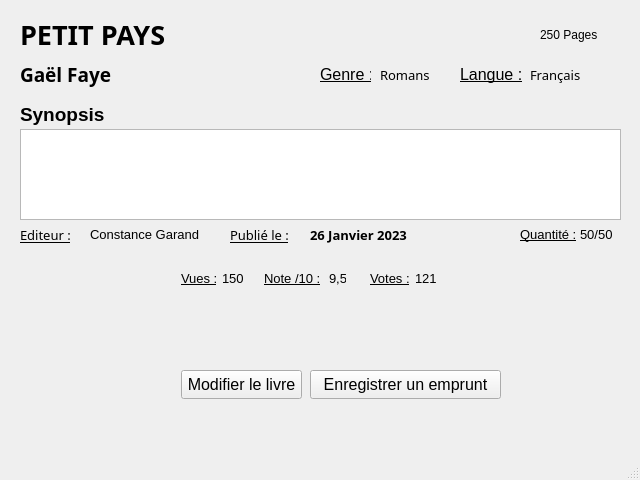
The window that ui/livredetail.ui (Hajaniaina07/BiblioTECH) describes before a commit, drawn with Qt 5.
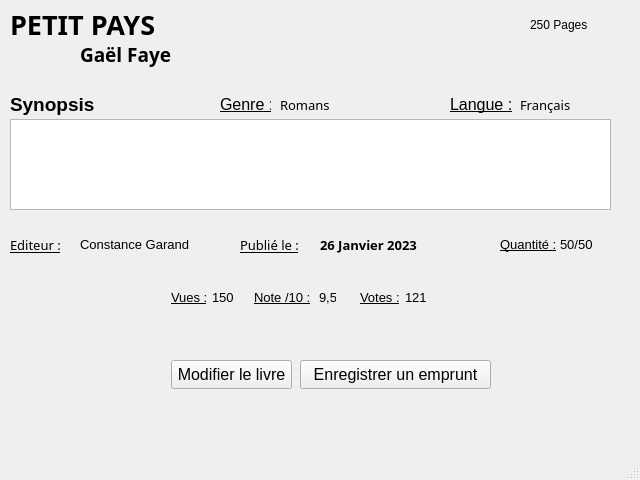
The same window after the commit. The open tabs and pages were chosen to show the change. Icons and pictures are not drawn.

Diff of the .ui file:
```diff
--- a/ui/livredetail.ui
+++ b/ui/livredetail.ui
@@ -17,10 +17,10 @@
    <widget class="QStackedWidget" name="stackedWidget">
     <property name="geometry">
      <rect>
-      <x>10</x>
-      <y>9</y>
-      <width>621</width>
-      <height>421</height>
+      <x>0</x>
+      <y>-1</y>
+      <width>641</width>
+      <height>441</height>
      </rect>
     </property>
     <widget class="QWidget" name="nouveauPage">
@@ -341,8 +341,8 @@
      <widget class="QLabel" name="label_14">
       <property name="geometry">
        <rect>
-        <x>310</x>
-        <y>50</y>
+        <x>220</x>
+        <y>90</y>
         <width>51</width>
         <height>31</height>
        </rect>
@@ -363,7 +363,7 @@
       <property name="geometry">
        <rect>
         <x>450</x>
-        <y>50</y>
+        <y>90</y>
         <width>71</width>
         <height>31</height>
        </rect>
@@ -422,9 +422,9 @@
      <widget class="QLabel" name="auteurLabel">
       <property name="geometry">
        <rect>
-        <x>10</x>
-        <y>50</y>
-        <width>291</width>
+        <x>80</x>
+        <y>40</y>
+        <width>501</width>
         <height>31</height>
        </rect>
       </property>
@@ -464,9 +464,9 @@
      <widget class="QLabel" name="genreLabel">
       <property name="geometry">
        <rect>
-        <x>370</x>
-        <y>50</y>
-        <width>71</width>
+        <x>280</x>
+        <y>90</y>
+        <width>161</width>
         <height>31</height>
        </rect>
       </property>
@@ -486,8 +486,8 @@
       <property name="geometry">
        <rect>
         <x>520</x>
-        <y>50</y>
-        <width>71</width>
+        <y>90</y>
+        <width>91</width>
         <height>31</height>
        </rect>
       </property>
@@ -540,8 +540,8 @@
      <widget class="QLabel" name="publicationLabel">
       <property name="geometry">
        <rect>
-        <x>300</x>
-        <y>210</y>
+        <x>320</x>
+        <y>230</y>
         <width>131</width>
         <height>31</height>
        </rect>
@@ -561,8 +561,8 @@
      <widget class="QLabel" name="label_19">
       <property name="geometry">
        <rect>
-        <x>220</x>
-        <y>210</y>
+        <x>240</x>
+        <y>230</y>
         <width>81</width>
         <height>31</height>
        </rect>
@@ -583,7 +583,7 @@
       <property name="geometry">
        <rect>
         <x>80</x>
-        <y>210</y>
+        <y>230</y>
         <width>171</width>
         <height>31</height>
        </rect>
@@ -604,7 +604,7 @@
       <property name="geometry">
        <rect>
         <x>10</x>
-        <y>210</y>
+        <y>230</y>
         <width>71</width>
         <height>31</height>
        </rect>
@@ -624,8 +624,8 @@
      <widget class="QLabel" name="label_20">
       <property name="geometry">
        <rect>
-        <x>510</x>
-        <y>210</y>
+        <x>500</x>
+        <y>230</y>
         <width>61</width>
         <height>31</height>
        </rect>
@@ -645,8 +645,8 @@
      <widget class="QLabel" name="quantiteLabel">
       <property name="geometry">
        <rect>
-        <x>570</x>
-        <y>210</y>
+        <x>560</x>
+        <y>230</y>
         <width>51</width>
         <height>31</height>
        </rect>
@@ -667,7 +667,7 @@
       <property name="geometry">
        <rect>
         <x>171</x>
-        <y>261</y>
+        <y>290</y>
         <width>35</width>
         <height>17</height>
        </rect>
@@ -688,7 +688,7 @@
       <property name="geometry">
        <rect>
         <x>212</x>
-        <y>261</y>
+        <y>290</y>
         <width>21</width>
         <height>17</height>
        </rect>
@@ -709,7 +709,7 @@
       <property name="geometry">
        <rect>
         <x>319</x>
-        <y>261</y>
+        <y>290</y>
         <width>17</width>
         <height>17</height>
        </rect>
@@ -730,7 +730,7 @@
       <property name="geometry">
        <rect>
         <x>254</x>
-        <y>261</y>
+        <y>290</y>
         <width>59</width>
         <height>17</height>
        </rect>
@@ -751,7 +751,7 @@
       <property name="geometry">
        <rect>
         <x>360</x>
-        <y>261</y>
+        <y>290</y>
         <width>39</width>
         <height>17</height>
        </rect>
@@ -772,7 +772,7 @@
       <property name="geometry">
        <rect>
         <x>405</x>
-        <y>261</y>
+        <y>290</y>
         <width>21</width>
         <height>17</height>
        </rect>
```
Left out of the diff: 79 changed lines with no effect on the pictures.
